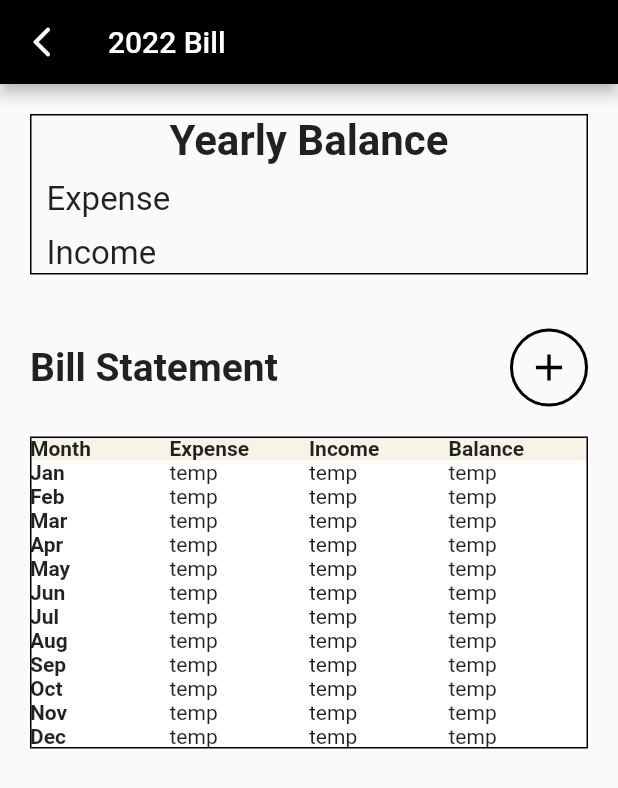
After one commit to Zixuan01/CS184, a Flutter app: the screen it shows after launch, item 2 of the bottom bar chosen, on a phone screen of 412 x 824 dp. The commit adds this screen. Shown: the top 788 px of the screen. Run offline on Flutter 3.47's test engine with Material 2 defaults, Android fonts, the phone set to English and light mode, and no system bars.

Commit message:
added bill page

```diff
--- /dev/null
+++ b/cs184/lib/bill_page/bill_page.dart
@@ -0,0 +1,236 @@
+// ignore_for_file: prefer_const_constructors, prefer_const_literals_to_create_immutables
+
+import 'package:flutter/material.dart';
+import 'package:intl/intl.dart';
+
+class BillPage extends StatefulWidget {
+  const BillPage({Key? key}) : super(key: key);
+  @override
+  State<StatefulWidget> createState() => _BillPageState();
+}
+
+class _BillPageState extends State<BillPage> {
+  int _selected_index = 0;
+  static const option_style = TextStyle(
+    fontSize: 30,
+    fontWeight: FontWeight.bold,
+  );
+
+  void _onItemTapped(int index) {
+    setState(() {
+      _selected_index = index;
+    });
+  }
+
+  Widget detail = Padding(
+    padding: const EdgeInsets.symmetric(horizontal: 20),
+    child: Column(
+      children: [
+        Padding(
+          padding: const EdgeInsets.only(top: 20.0),
+          child: Container(
+            decoration: BoxDecoration(
+              border: Border.all(width: 1.0, color: Colors.black),
+            ),
+            child: Padding(
+              padding: const EdgeInsets.symmetric(horizontal: 10.0),
+              child: Column(
+                children: [
+                  const Text(
+                    "Yearly Balance",
+                    style: TextStyle(fontSize: 28, fontWeight: FontWeight.bold),
+                  ),
+                  Padding(
+                    padding: const EdgeInsets.symmetric(vertical: 10.0),
+                    child: Row(
+                      children: const [
+                        Text(
+                          "Expense",
+                          style: TextStyle(
+                            fontSize: 22,
+                          ),
+                        )
+                      ],
+                    ),
+                  ),
+                  Row(
+                    children: const [
+                      Text(
+                        "Income",
+                        style: TextStyle(
+                          fontSize: 22,
+                        ),
+                      ),
+                    ],
+                  )
+                ],
+              ),
+            ),
+          ),
+        ),
+        Padding(
+          padding: const EdgeInsets.only(top: 36.0),
+          child: Row(
+            children: [
+              const Text("Bill Statement",
+                  textAlign: TextAlign.right,
+                  style: TextStyle(fontSize: 26, fontWeight: FontWeight.bold)),
+              Expanded(
+                child: Container(),
+              ),
+              Container(
+                  decoration: BoxDecoration(
+                      border: Border.all(color: Colors.black, width: 2),
+                      borderRadius:
+                          const BorderRadius.all(Radius.circular(30))),
+                  child: IconButton(
+                      alignment: Alignment.center,
+                      onPressed: () {},
+                      icon: const Icon(
+                        Icons.add,
+                        color: Colors.black,
+                        size: 30,
+                      )))
+            ],
+          ),
+        ),
+        Padding(
+          padding: const EdgeInsets.symmetric(vertical: 20.0),
+            child: Container(
+              color: Colors.white,
+              child: Table(
+                // border: TableBorder(horizontalInside: BorderSide(width: 1, color: Colors.black, style: BorderStyle.solid)),
+                // border: TableBorder.all(width: 1.0, color: Colors.black),
+                border: TableBorder.symmetric(
+                  outside: const BorderSide(width: 1, color: Colors.black, style: BorderStyle.solid),
+                  inside: BorderSide.none
+                ),
+
+                children: [
+                  TableRow(
+                    decoration: BoxDecoration(color: Color.fromARGB(114, 238, 230, 201)),
+
+                    children: [
+                    Text("Month", style: TextStyle(fontWeight: FontWeight.bold),),
+                    Text("Expense", style: TextStyle(fontWeight: FontWeight.bold),),
+                    Text("Income", style: TextStyle(fontWeight: FontWeight.bold),),
+                    Text("Balance", style: TextStyle(fontWeight: FontWeight.bold),),
+                  ]),
+                  TableRow(children: [
+                    Text("Jan", style: TextStyle(fontWeight: FontWeight.bold),),
+                    Text("temp"),
+                    Text("temp"),
+                    Text("temp"),
+                  ]),
+                  TableRow(children: [
+                    Text("Feb", style: TextStyle(fontWeight: FontWeight.bold),),
+                    Text("temp"),
+                    Text("temp"),
+                    Text("temp"),
+                  ]),
+                  TableRow(children: [
+                    Text("Mar", style: TextStyle(fontWeight: FontWeight.bold),),
+                    Text("temp"),
+                    Text("temp"),
+                    Text("temp"),
+                  ]),
+                  TableRow(children: [
+                    Text("Apr", style: TextStyle(fontWeight: FontWeight.bold),),
+                    Text("temp"),
+                    Text("temp"),
+                    Text("temp"),
+                  ]),
+                  TableRow(children: [
+                    Text("May", style: TextStyle(fontWeight: FontWeight.bold),),
+                    Text("temp"),
+                    Text("temp"),
+                    Text("temp"),
+                  ]),
+                  TableRow(children: [
+                    Text("Jun", style: TextStyle(fontWeight: FontWeight.bold),),
+                    Text("temp"),
+                    Text("temp"),
+                    Text("temp"),
+                  ]),
+                  TableRow(children: [
+                    Text("Jul", style: TextStyle(fontWeight: FontWeight.bold),),
+                    Text("temp"),
+                    Text("temp"),
+                    Text("temp"),
+                  ]),
+                  TableRow(children: [
+                    Text("Aug", style: TextStyle(fontWeight: FontWeight.bold),),
+                    Text("temp"),
+                    Text("temp"),
+                    Text("temp"),
+                  ]),
+                  TableRow(children: [
+                    Text("Sep", style: TextStyle(fontWeight: FontWeight.bold),),
+                    Text("temp"),
+                    Text("temp"),
+                    Text("temp"),
+                  ]),
+                  TableRow(children: [
+                    Text("Oct", style: TextStyle(fontWeight: FontWeight.bold),),
+                    Text("temp"),
+                    Text("temp"),
+                    Text("temp"),
+                  ]),
+                  TableRow(children: [
+                    Text("Nov", style: TextStyle(fontWeight: FontWeight.bold),),
+                    Text("temp"),
+                    Text("temp"),
+                    Text("temp"),
+                  ]),
+                  TableRow(children: [
+                    Text("Dec", style: TextStyle(fontWeight: FontWeight.bold),),
+                    Text("temp"),
+                    Text("temp"),
+                    Text("temp"),
+                  ]),
+                ],
+        ),
+      // )
+          ),
+        )
+      ],
+    ),
+  );
+
+  List<Widget> widget_options = [];
+
+  void init_widgets() {
+    widget_options.add(detail);
+    // widget_options.add(statictic);
+  }
+
+  @override
+  void initState() {
+    super.initState();
+    init_widgets();
+  }
+
+  @override
+  Widget build(BuildContext context) {
+    return Scaffold(
+      appBar: AppBar(
+          backgroundColor: Colors.black,
+          // centerTitle: false,
+          title: Text(
+            "${DateFormat.y().format(DateTime.now())} Bill",
+            textAlign: TextAlign.center,
+          ),
+          leading: IconButton(
+              onPressed: () {
+                Navigator.of(context).pop();
+              },
+              icon: const Icon(
+                Icons.arrow_back_ios_new_rounded,
+                color: Colors.white,
+              ))),
+      body: Center(
+        child: widget_options.elementAt(_selected_index),
+      ),
+    );
+  }
+}
--- a/cs184/lib/main.dart
+++ b/cs184/lib/main.dart
@@ -1,5 +1,7 @@
 import 'package:cs184/detail_page/detail_page.dart';
 import 'package:cs184/me_page/me_page.dart';
+import 'package:cs184/bill_page/bill_page.dart';
+import 'package:cs184/save_page/save_page.dart';
 import 'package:flutter/material.dart';
 
 import 'main_page/main_page.dart';
```
Also changed, not shown: cs184/lib/main_page/main_page.dart (+10 -2 lines), cs184/lib/me_page/me_page.dart (+0 -23 lines), cs184/lib/save_page/save_page.dart (added, +150 -0 lines).
